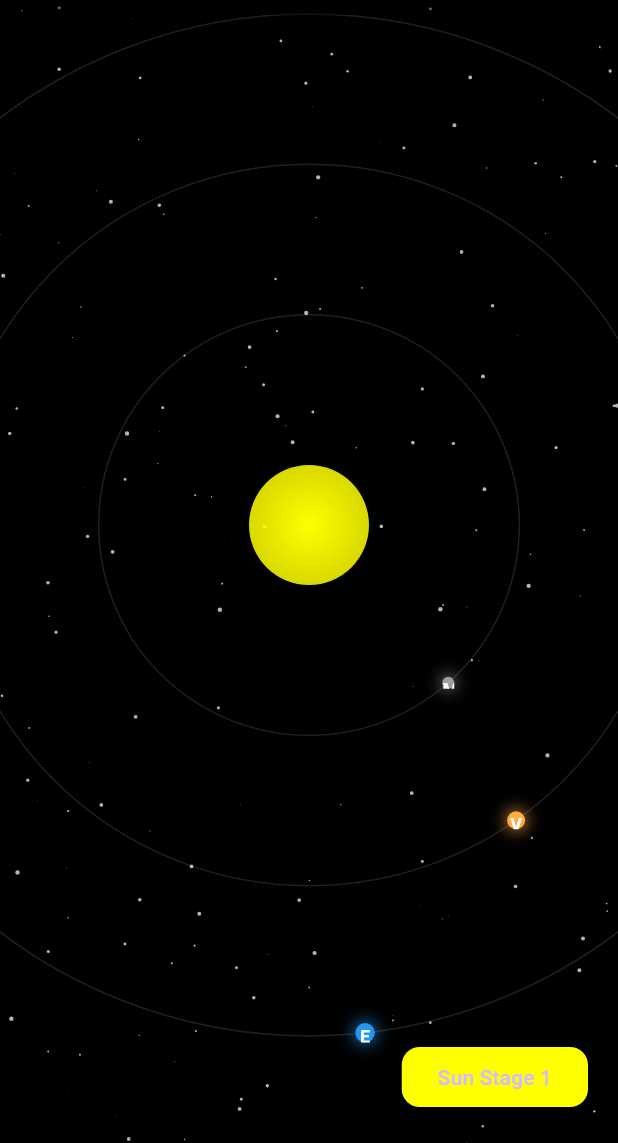
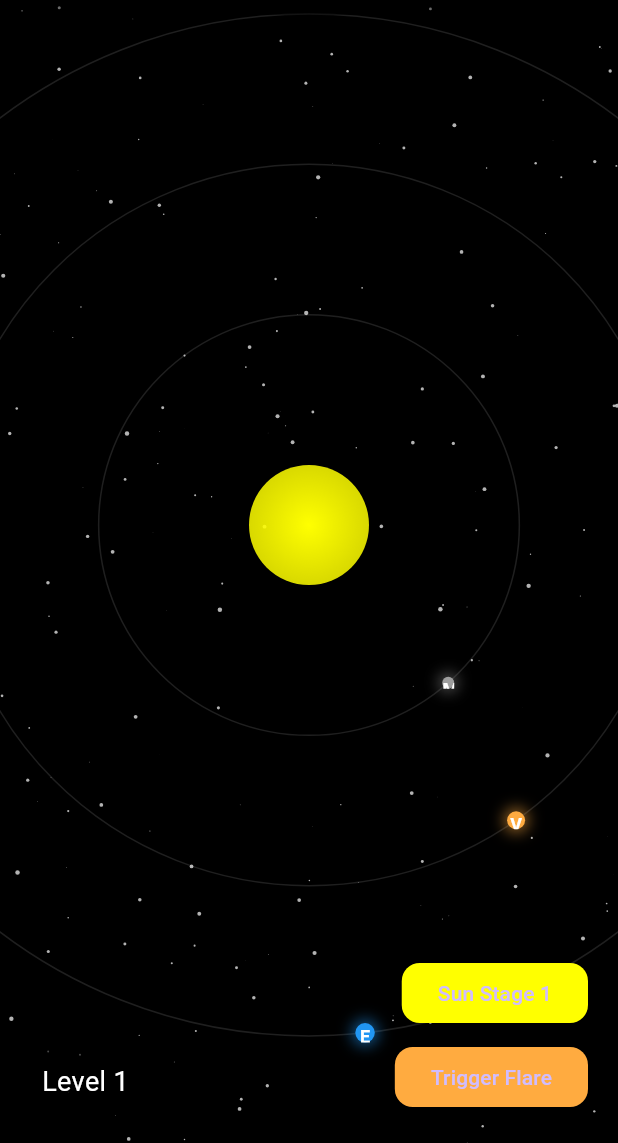
Before and after one commit to vedantshenvi1410/NASA_HACAKATHON, a Flutter app: the screen it shows after launch, on a phone screen of 412 x 824 dp, the part 93-1236 px from its top. Run offline on Flutter 3.47's test engine with Material 3 defaults, Android fonts, the phone set to English and light mode, and no system bars; our stand-ins replace flutter_dotenv; network calls fail.

```diff
--- /dev/null
+++ b/lib/backend/level_brain.dart
@@ -0,0 +1,13 @@
+import 'package:flutter/material.dart';
+
+class LevelBrain extends ChangeNotifier {
+  int _currentLevel = 1;
+
+  int get currentLevel => _currentLevel;
+
+  /// Increase level up to 5
+  void increaseLevel() {
+    _currentLevel = _currentLevel < 5 ? _currentLevel + 1 : 1;
+    notifyListeners();
+  }
+}
--- /dev/null
+++ b/lib/components/level_overlay.dart
@@ -0,0 +1,22 @@
+import 'package:flutter/material.dart';
+
+class LevelOverlay extends StatelessWidget {
+  final int level;
+
+  const LevelOverlay({super.key, required this.level});
+
+  @override
+  Widget build(BuildContext context) {
+    return Container(
+      padding: const EdgeInsets.all(8),
+      decoration: BoxDecoration(
+        color: Colors.black.withOpacity(0.6),
+        borderRadius: BorderRadius.circular(8),
+      ),
+      child: Text(
+        'Level $level',
+        style: const TextStyle(color: Colors.white, fontSize: 18),
+      ),
+    );
+  }
+}
--- a/lib/main.dart
+++ b/lib/main.dart
@@ -16,7 +16,7 @@ class ProjectHeliosApp extends StatelessWidget {
   Widget build(BuildContext context) {
     return MaterialApp(
       debugShowCheckedModeBanner: false,
-      title: 'Project Helios',
+      title: 'ChromoSphere',
       theme: ThemeData.dark(useMaterial3: true),
       home: const SolarSystemView(),
     );
--- a/lib/screens/solar_system_view.dart
+++ b/lib/screens/solar_system_view.dart
@@ -11,21 +11,22 @@ import '../widgets/starfield_widget.dart';
 import '../widgets/comet_widget.dart';
 import '../components/navbar.dart';
 import '../preload.dart';
+import '../backend/level_brain.dart';
+import '../components/level_overlay.dart';
 
+/// Provider controlling planet selection & flare state
 class SolarSystemProvider extends ChangeNotifier {
   Planet? selectedPlanet;
   bool flareActive = false;
 
-  void selectPlanet(Planet? p) {
-    selectedPlanet = p;
+  void selectPlanet(Planet? planet) {
+    selectedPlanet = planet;
     notifyListeners();
   }
 
   void triggerFlare() {
     flareActive = true;
     notifyListeners();
-
-    // flare lasts 3 seconds
     Future.delayed(const Duration(seconds: 3), () {
       flareActive = false;
       notifyListeners();
@@ -33,14 +34,31 @@ class SolarSystemProvider extends ChangeNotifier {
   }
 }
 
-class SolarSystemView extends StatefulWidget {
+/// Main view wrapper, properly provides LevelBrain & SolarSystemProvider
+class SolarSystemView extends StatelessWidget {
   const SolarSystemView({super.key});
 
   @override
-  State<SolarSystemView> createState() => _SolarSystemViewState();
+  Widget build(BuildContext context) {
+    return MultiProvider(
+      providers: [
+        ChangeNotifierProvider(create: (_) => LevelBrain()),
+        ChangeNotifierProvider(create: (_) => SolarSystemProvider()),
+      ],
+      child: const _SolarSystemViewBody(),
+    );
+  }
 }
 
-class _SolarSystemViewState extends State<SolarSystemView>
+/// Actual SolarSystemView body, stateful
+class _SolarSystemViewBody extends StatefulWidget {
+  const _SolarSystemViewBody();
+
+  @override
+  State<_SolarSystemViewBody> createState() => _SolarSystemViewBodyState();
+}
+
+class _SolarSystemViewBodyState extends State<_SolarSystemViewBody>
     with TickerProviderStateMixin {
   double zoom = 1.0;
   double dragRotation = 0.0;
@@ -53,10 +71,7 @@ class _SolarSystemViewState extends State<SolarSystemView>
   Animation<Offset>? _cameraAnim;
   Animation<double>? _zoomAnim;
 
-  late final SolarSystemProvider _solarProvider;
-  late final PreloadService _preloadService;
-
-  Timer? _sunEventTimer;
+  late PreloadService _preloadService;
   int sunLevel = 1;
 
   final Map<String, double> _planetAngleOffsets = {
@@ -84,11 +99,7 @@ class _SolarSystemViewState extends State<SolarSystemView>
   @override
   void initState() {
     super.initState();
-
-    _solarProvider = SolarSystemProvider();
     _preloadService = PreloadService();
-    _preloadService.preloadAll(planets, sunLevel);
-
     _orbitController =
         AnimationController(vsync: this, duration: const Duration(seconds: 240))
           ..repeat();
@@ -102,9 +113,20 @@ class _SolarSystemViewState extends State<SolarSystemView>
         setState(() {});
       });
 
-    // trigger flare every 30 seconds
-    _sunEventTimer = Timer.periodic(const Duration(seconds: 30), (_) {
-      _solarProvider.triggerFlare();
+    // Preload planet data for level 1
+    _preloadService.preloadAll(planets, sunLevel);
+
+    // Automatic flare timer will be triggered in post-frame callback
+    WidgetsBinding.instance.addPostFrameCallback((_) {
+      final solarProvider =
+          Provider.of<SolarSystemProvider>(context, listen: false);
+      final levelBrain = Provider.of<LevelBrain>(context, listen: false);
+
+      Timer.periodic(const Duration(seconds: 30), (_) {
+        if (levelBrain.currentLevel >= 3) {
+          solarProvider.triggerFlare();
+        }
+      });
     });
   }
 
@@ -112,79 +134,85 @@ class _SolarSystemViewState extends State<SolarSystemView>
   void dispose() {
     _orbitController.dispose();
     _moveController.dispose();
-    _sunEventTimer?.cancel();
     super.dispose();
   }
 
   double _planetAngle(Planet planet) {
     final baseSpeed = _orbitalSpeeds[planet.name] ?? 1.0;
-    final initialOffset = _planetAngleOffsets[planet.name] ?? 0.0;
-    return (_orbitController.value * 2 * pi * baseSpeed) +
-        dragRotation +
-        initialOffset;
+    final offset = _planetAngleOffsets[planet.name] ?? 0.0;
+    return (_orbitController.value * 2 * pi * baseSpeed) + dragRotation + offset;
   }
 
-  double _orbitRadiusFor(Planet p, double forZoom) {
-    const double distanceScale = 4.0;
-    double extraSpacing;
-    switch (p.positionFromSun) {
+  double _orbitRadiusFor(Planet planet, double zoom) {
+    const double scale = 4.0;
+    double baseOffset;
+    switch (planet.positionFromSun) {
       case 1:
-        extraSpacing = 140;
+        baseOffset = 140;
         break;
       case 2:
-        extraSpacing = 240;
+        baseOffset = 240;
         break;
       case 3:
-        extraSpacing = 340;
+        baseOffset = 340;
         break;
       case 4:
-        extraSpacing = 500;
+        baseOffset = 500;
         break;
       case 5:
-        extraSpacing = 850;
+        baseOffset = 850;
         break;
       case 6:
-        extraSpacing = 1350;
+        baseOffset = 1350;
         break;
       case 7:
-        extraSpacing = 1850;
+        baseOffset = 1850;
         break;
       case 8:
-        extraSpacing = 2500;
+        baseOffset = 2500;
         break;
       default:
-        extraSpacing = p.positionFromSun * 100.0;
+        baseOffset = planet.positionFromSun * 100.0;
     }
-    return (p.distanceFromSun * distanceScale * 0.001 + extraSpacing) * forZoom;
+    return (planet.distanceFromSun * scale * 0.001 + baseOffset) * zoom;
   }
 
   void _animateCenterOnPlanet(Planet planet, {double targetZoom = 1.2}) {
     _moveController.stop();
-    final targetOrbitRadius = _orbitRadiusFor(planet, targetZoom);
+    final radius = _orbitRadiusFor(planet, targetZoom);
     final angle = _planetAngle(planet);
-    final planetVector =
-        Offset(cos(angle) * targetOrbitRadius, sin(angle) * targetOrbitRadius);
-    final targetCameraOffset = -planetVector;
+    final pos = Offset(cos(angle) * radius, sin(angle) * radius);
 
-    _cameraAnim = Tween<Offset>(begin: cameraOffset, end: targetCameraOffset)
-        .animate(
-            CurvedAnimation(parent: _moveController, curve: Curves.easeOutCubic));
-    _zoomAnim = Tween<double>(begin: zoom, end: targetZoom).animate(
-        CurvedAnimation(parent: _moveController, curve: Curves.easeOutCubic));
+    _cameraAnim =
+        Tween<Offset>(begin: cameraOffset, end: -pos).animate(CurvedAnimation(
+      parent: _moveController,
+      curve: Curves.easeOutCubic,
+    ));
+    _zoomAnim =
+        Tween<double>(begin: zoom, end: targetZoom).animate(CurvedAnimation(
+      parent: _moveController,
+      curve: Curves.easeOutCubic,
+    ));
 
     _moveController.forward(from: 0.0);
-    _solarProvider.selectPlanet(planet);
+
+    Provider.of<SolarSystemProvider>(context, listen: false)
+        .selectPlanet(planet);
   }
 
   void _animateCenterOnSun({double targetZoom = 1.0}) {
     _moveController.stop();
-    _cameraAnim = Tween<Offset>(begin: cameraOffset, end: Offset.zero).animate(
+    _cameraAnim =
+        Tween<Offset>(begin: cameraOffset, end: Offset.zero).animate(
             CurvedAnimation(parent: _moveController, curve: Curves.easeOutCubic));
-    _zoomAnim = Tween<double>(begin: zoom, end: targetZoom).animate(
-        CurvedAnimation(parent: _moveController, curve: Curves.easeOutCubic));
+    _zoomAnim =
+        Tween<double>(begin: zoom, end: targetZoom).animate(CurvedAnimation(
+      parent: _moveController,
+      curve: Curves.easeOutCubic,
+    ));
+    _moveController.forward(from: 0.0);
 
-    _moveController.forward(from: 0.0);
-    _solarProvider.selectPlanet(null);
+    Provider.of<SolarSystemProvider>(context, listen: false).selectPlanet(null);
   }
 
   void _handleScaleStart(ScaleStartDetails details) {
@@ -196,7 +224,6 @@ class _SolarSystemViewState extends State<SolarSystemView>
   void _handleScaleUpdate(ScaleUpdateDetails details) {
     final newZoom = (_startZoom * details.scale).clamp(0.4, 2.5);
     final rotDelta = details.focalPointDelta.dx * 0.002;
-
     setState(() {
       zoom = newZoom;
       dragRotation += rotDelta;
@@ -211,12 +238,12 @@ class _SolarSystemViewState extends State<SolarSystemView>
     });
     _preloadService.clearCache();
     _preloadService.preloadAll(planets, sunLevel);
+
+    Provider.of<LevelBrain>(context, listen: false).increaseLevel();
   }
 
   Color _sunColor() {
     switch (sunLevel) {
-      case 1:
-        return Colors.yellowAccent;
       case 2:
         return Colors.orangeAccent;
       case 3:
@@ -230,38 +257,35 @@ class _SolarSystemViewState extends State<SolarSystemView>
     }
   }
 
-  double _sunRadius() {
-    switch (sunLevel) {
-      case 1:
-        return 40;
-      case 2:
-        return 50;
-      case 3:
-        return 60;
-      case 4:
-        return 70;
-      case 5:
-        return 80;
-      default:
-        return 40;
-    }
-  }
+  double _sunRadius() => 30 + sunLevel * 10;
 
-  Widget _buildSolarSystemContent(
-      BuildContext context, SolarSystemProvider provider) {
-    final screenWidth = MediaQuery.of(context).size.width;
-    final screenHeight = MediaQuery.of(context).size.height;
+  @override
+  Widget build(BuildContext context) {
+    final solarProvider = Provider.of<SolarSystemProvider>(context);
+    final levelBrain = Provider.of<LevelBrain>(context);
 
-    final sunCenter = Offset(
-      screenWidth / 2 + cameraOffset.dx,
-      screenHeight / 2 + cameraOffset.dy,
-    );
+    final size = MediaQuery.of(context).size;
+    final sunCenter = Offset(size.width / 2 + cameraOffset.dx,
+        size.height / 2 + cameraOffset.dy);
 
+    return Scaffold(
+      backgroundColor: Colors.black,
+      body: SafeArea(
+        bottom: false,
+        child: Stack(
+          children: [
+            GestureDetector(
+              behavior: HitTestBehavior.opaque,
+              onScaleStart: _handleScaleStart,
+              onScaleUpdate: _handleScaleUpdate,
+              child: AnimatedBuilder(
+                animation: _orbitController,
+                builder: (_, __) {
                   return Stack(
                     children: [
                       StarfieldWidget(rotation: dragRotation, zoom: zoom),
                       CustomPaint(
-          size: Size(screenWidth, screenHeight),
+                        size: size,
                         painter: _OrbitPainter(
                           planets: planets,
                           zoom: zoom,
@@ -285,81 +309,64 @@ class _SolarSystemViewState extends State<SolarSystemView>
                         ),
                       ),
                       // Planets
-        ...planets.where((p) => p.name != "Sun").map((p) {
-          final orbitRadius = _orbitRadiusFor(p, zoom);
-          final angle = _planetAngle(p);
-          final centerX = sunCenter.dx + cos(angle) * orbitRadius;
-          final centerY = sunCenter.dy + sin(angle) * orbitRadius;
-
+                      ...planets.where((p) => p.name != "Sun").map((planet) {
+                        final orbit = _orbitRadiusFor(planet, zoom);
+                        final angle = _planetAngle(planet);
+                        final pos = Offset(
+                          sunCenter.dx + cos(angle) * orbit,
+                          sunCenter.dy + sin(angle) * orbit,
+                        );
                         return Positioned(
-            left: centerX - p.radius * zoom,
-            top: centerY - p.radius * zoom,
+                          left: pos.dx - planet.radius * zoom,
+                          top: pos.dy - planet.radius * zoom,
                           child: PlanetWidget(
-              planet: p,
+                            planet: planet,
                             rotation: angle,
                             zoom: zoom,
-              onTap: () => _animateCenterOnPlanet(p, targetZoom: 1.2),
+                            onTap: () =>
+                                _animateCenterOnPlanet(planet, targetZoom: 1.2),
                           ),
                         );
                       }),
                       CometWidget(zoom: zoom),
-        // Solar Flare
-        if (provider.flareActive)
+                      if (solarProvider.flareActive)
                         SolarFlareWidget(
                           zoom: zoom,
                           planets: planets,
                           cameraOffset: cameraOffset,
                           sunRadius: _sunRadius(),
                         ),
-        // Planet details
-        if (provider.selectedPlanet != null)
+                      if (solarProvider.selectedPlanet != null)
                         PlanetDetailsPanel(
-            planet: provider.selectedPlanet!,
+                          planet: solarProvider.selectedPlanet!,
                           summary: _preloadService
-                    .getSummary(provider.selectedPlanet!.name) ??
+                                  .getSummary(solarProvider.selectedPlanet!.name) ??
                               "Loading summary...",
-            onClose: () => provider.selectPlanet(null),
+                          onClose: () => solarProvider.selectPlanet(null),
                         ),
                     ],
                   );
-  }
-
-  @override
-  Widget build(BuildContext context) {
-    return ChangeNotifierProvider<SolarSystemProvider>.value(
-      value: _solarProvider,
-      child: Consumer<SolarSystemProvider>(
-        builder: (context, provider, _) {
-          return Scaffold(
-            backgroundColor: Colors.black,
-            body: SafeArea(
-              bottom: false,
-              child: Stack(
-                children: [
-                  GestureDetector(
-                    behavior: HitTestBehavior.opaque,
-                    onScaleStart: _handleScaleStart,
-                    onScaleUpdate: _handleScaleUpdate,
-                    child: AnimatedBuilder(
-                      animation: _orbitController,
-                      builder: (_, __) =>
-                          _buildSolarSystemContent(context, provider),
+                },
               ),
             ),
+            // NavBar
             Positioned(
               top: 12,
               left: 12,
               right: 12,
               child: NavBar(
-                      onPlanetSelected: (Planet p) =>
-                          _animateCenterOnPlanet(p, targetZoom: 1.2),
+                onPlanetSelected: (p) => _animateCenterOnPlanet(p, targetZoom: 1.2),
                 onCenterView: () => _animateCenterOnSun(targetZoom: 1.0),
               ),
             ),
+            // Sun stage + manual flare button
             Positioned(
               right: 20,
               bottom: 20,
-                    child: ElevatedButton(
+              child: Column(
+                crossAxisAlignment: CrossAxisAlignment.end,
+                children: [
+                  ElevatedButton(
                     onPressed: _increaseSunLevel,
                     style: ElevatedButton.styleFrom(
                       backgroundColor: _sunColor(),
@@ -368,12 +375,28 @@ class _SolarSystemViewState extends State<SolarSystemView>
                     ),
                     child: Text('Sun Stage $sunLevel'),
                   ),
+                  const SizedBox(height: 8),
+                  if (levelBrain.currentLevel <= 2)
+                    ElevatedButton(
+                      onPressed: () => solarProvider.triggerFlare(),
+                      style: ElevatedButton.styleFrom(
+                        backgroundColor: Colors.orangeAccent,
+                        shape: RoundedRectangleBorder(
+                            borderRadius: BorderRadius.circular(12)),
+                      ),
+                      child: const Text('Trigger Flare'),
                     ),
                 ],
               ),
             ),
-          );
-        },
+            // Level overlay
+            Positioned(
+              left: 20,
+              bottom: 20,
+              child: LevelOverlay(level: levelBrain.currentLevel),
+            ),
+          ],
+        ),
       ),
     );
   }
@@ -396,19 +419,20 @@ class _OrbitPainter extends CustomPainter {
   void paint(Canvas canvas, Size size) {
     final center = Offset(size.width / 2 + cameraOffset.dx,
         size.height / 2 + cameraOffset.dy);
-    final Paint paint = Paint()
+
+    final paint = Paint()
       ..style = PaintingStyle.stroke
       ..strokeWidth = 1.0
       ..color = Colors.white.withOpacity(0.12);
 
-    for (final p in planets.where((p) => p.name != "Sun")) {
-      final r = orbitRadiusFor(p, zoom);
+    for (final planet in planets.where((p) => p.name != "Sun")) {
+      final r = orbitRadiusFor(planet, zoom);
       canvas.drawCircle(center, r, paint);
     }
   }
 
   @override
-  bool shouldRepaint(covariant _OrbitPainter oldDelegate) =>
+  bool shouldRepaint(_OrbitPainter oldDelegate) =>
       oldDelegate.planets != planets ||
       oldDelegate.zoom != zoom ||
       oldDelegate.cameraOffset != cameraOffset;
```
Lines whose indentation alone changed are shown as unchanged.
